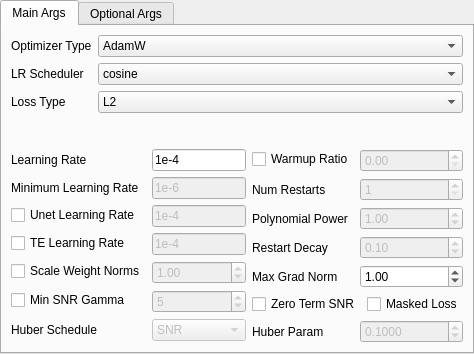
Old version of the form ui_files/OptimizerUI.ui in the repository derrian-distro/LoRA_Easy_Training_Scripts.
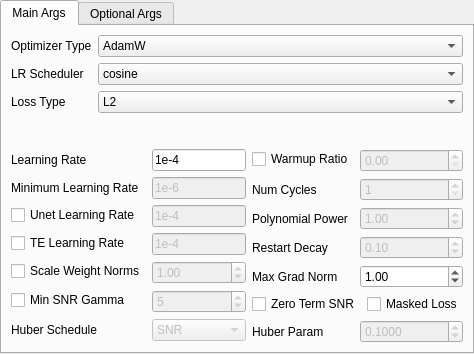
New version of the form. Custom widgets are drawn as their Qt base class.

Commit message: added some missing value changes when swapping to the rex scheduler. also renamed num restarts to num cycles to make it more clear what is being done

```diff
--- a/ui_files/OptimizerUI.ui
+++ b/ui_files/OptimizerUI.ui
@@ -407,7 +407,7 @@
          <item row="1" column="0">
           <widget class="QLabel" name="label_4">
            <property name="text">
-            <string>Num Restarts</string>
+            <string>Num Cycles</string>
            </property>
           </widget>
          </item>
```
The commit also changes 2 other files.
